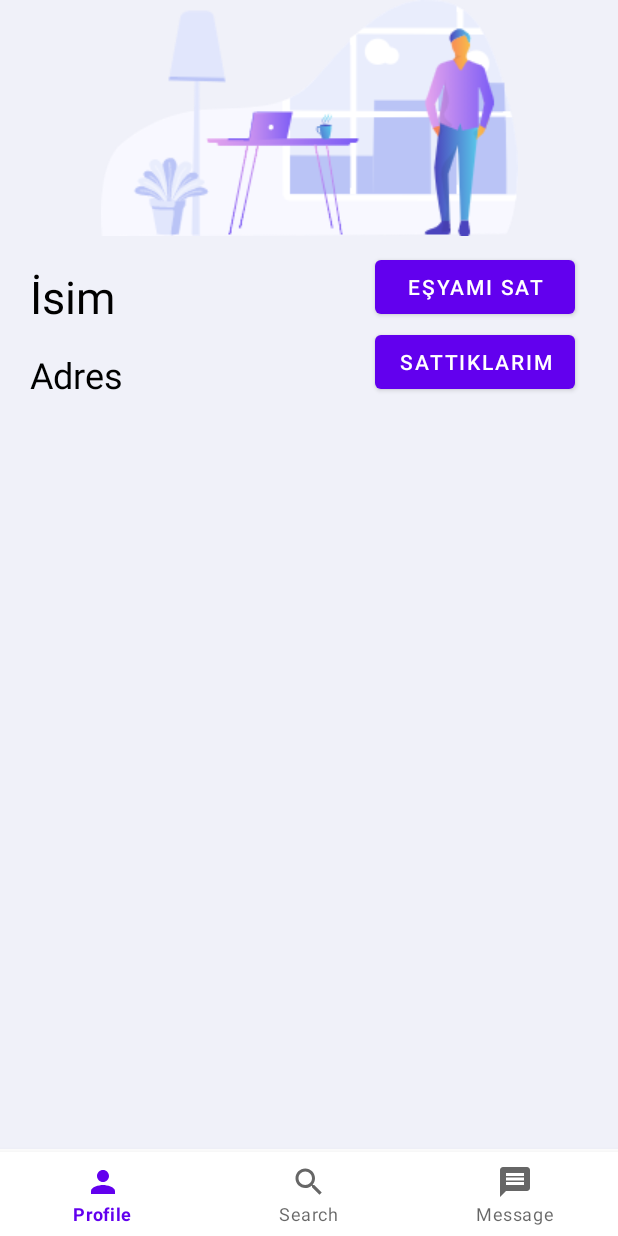
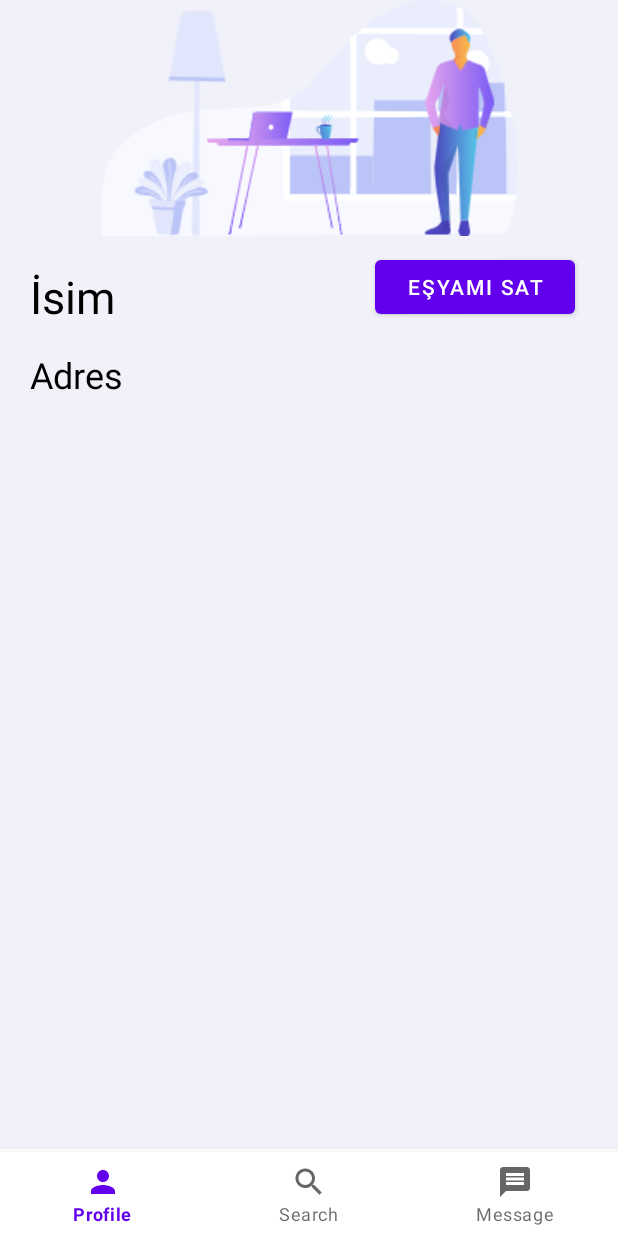
Before and after one commit to mertcanduldul/TradingMarketApp, an Android app: the fragment ProfileActivity placed in its activity, on a phone screen of 412 x 824 dp. Run offline under Robolectric (Android 15) with nearby library versions, the phone set to English and light mode, and no system bars; our stand-ins replace Firebase (no records; nobody signed in at launch, a user with empty details on screens opened directly), Picasso; pictures from the network do not load.

```diff
--- a/app/src/main/java/com/mertcanduldul/app/ProfileActivity.java
+++ b/app/src/main/java/com/mertcanduldul/app/ProfileActivity.java
@@ -27,7 +27,7 @@ import java.util.List;
 
 public class ProfileActivity extends Fragment {
     private TextView textName, textAdres;
-    private Button buttonProfileAddProduct, buttonRvLoad;
+    private Button buttonProfileAddProduct;
     List<Urun> urunList;
 
     private CustomAdapter customAdapter;
@@ -40,7 +40,6 @@ public class ProfileActivity extends Fragment {
         textName = view.findViewById(R.id.textName);
         textAdres = view.findViewById(R.id.textAdres);
         buttonProfileAddProduct = view.findViewById(R.id.buttonProfileAddProduct);
-        buttonRvLoad = view.findViewById(R.id.buttonRvLoad);
 
         if (getArguments() != null) {
             String username = this.getArguments().getString("username");
@@ -68,25 +67,6 @@ public class ProfileActivity extends Fragment {
             }
         });
 
-        buttonRvLoad.setOnClickListener(new View.OnClickListener() {
-            @Override
-            public void onClick(View v) {
-                if (urunList != null) {
-                    RecyclerView rv = view.findViewById(R.id.profileRv);
-                    customAdapter = new CustomAdapter(urunList, getContext());
-                    rv.setAdapter(customAdapter);
-                    rv.setLayoutManager(new StaggeredGridLayoutManager(2, StaggeredGridLayoutManager.VERTICAL));
-
-                }
-            }
-        });
-
-        return view;
-    }
-
-    @Override
-    public void onCreate(@Nullable Bundle savedInstanceState) {
-        super.onCreate(savedInstanceState);
 
         FirebaseDatabase db = FirebaseDatabase.getInstance();
         DatabaseReference myref = db.getReference("urun");
@@ -109,14 +89,19 @@ public class ProfileActivity extends Fragment {
                         }
                     }
                 }
+                    RecyclerView rv = view.findViewById(R.id.profileRv);
+                    customAdapter = new CustomAdapter(urunList, getContext());
+                    rv.setAdapter(customAdapter);
+                    rv.setLayoutManager(new StaggeredGridLayoutManager(2, StaggeredGridLayoutManager.VERTICAL));
             }
-
             @Override
             public void onCancelled(@NonNull DatabaseError databaseError) {
 
             }
         });
 
+        return view;
     }
 
+
 }
--- a/app/src/main/java/com/mertcanduldul/app/SearchActivity.java
+++ b/app/src/main/java/com/mertcanduldul/app/SearchActivity.java
@@ -74,9 +74,4 @@ public class SearchActivity extends Fragment {
         return view;
     }
 
-    @Override
-    public void onCreate(@Nullable Bundle savedInstanceState) {
-        super.onCreate(savedInstanceState);
-
-    }
 }
--- a/app/src/main/res/layout/profile_layout.xml
+++ b/app/src/main/res/layout/profile_layout.xml
@@ -43,13 +43,6 @@
             android:translationX="250dp"
             android:translationY="10dp" />
 
-        <Button
-            android:id="@+id/buttonRvLoad"
-            android:layout_width="wrap_content"
-            android:layout_height="wrap_content"
-            android:text="SATTIKLARIM"
-            android:translationX="250dp"
-            android:translationY="60dp" />
     </FrameLayout>
 
     <ImageView
```
Also changed, not shown: app/src/main/java/com/mertcanduldul/app/MessageActivity.java (+43 -18 lines), app/src/main/java/com/mertcanduldul/app/MessageAdapter.java (+7 -4 lines).
